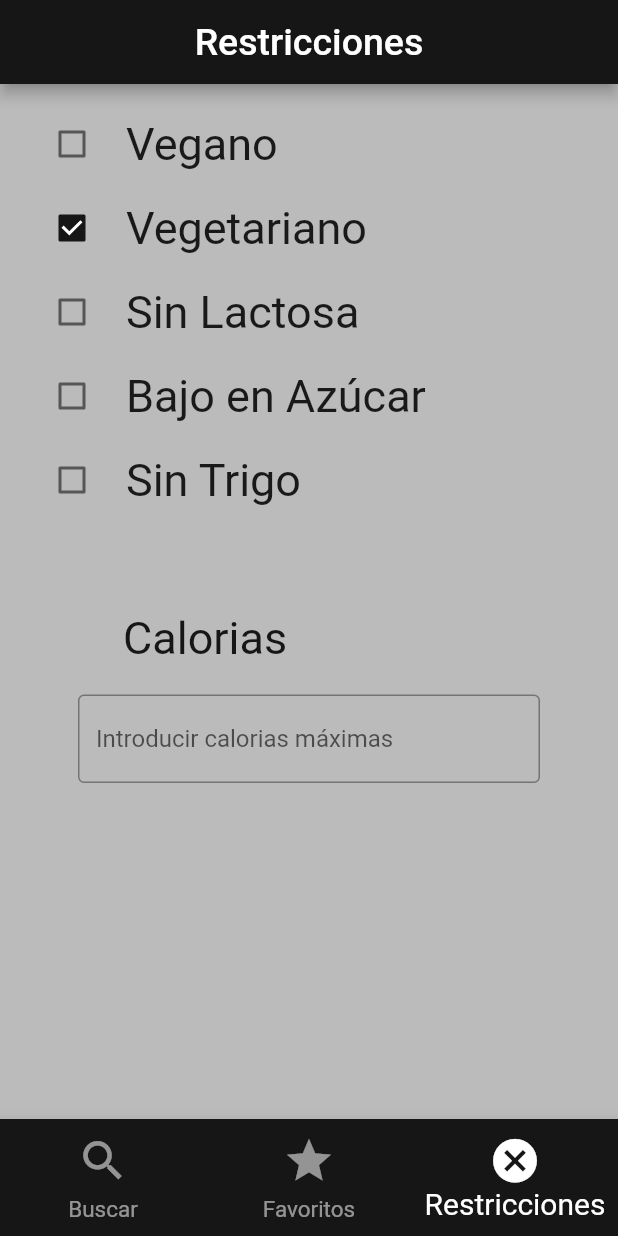
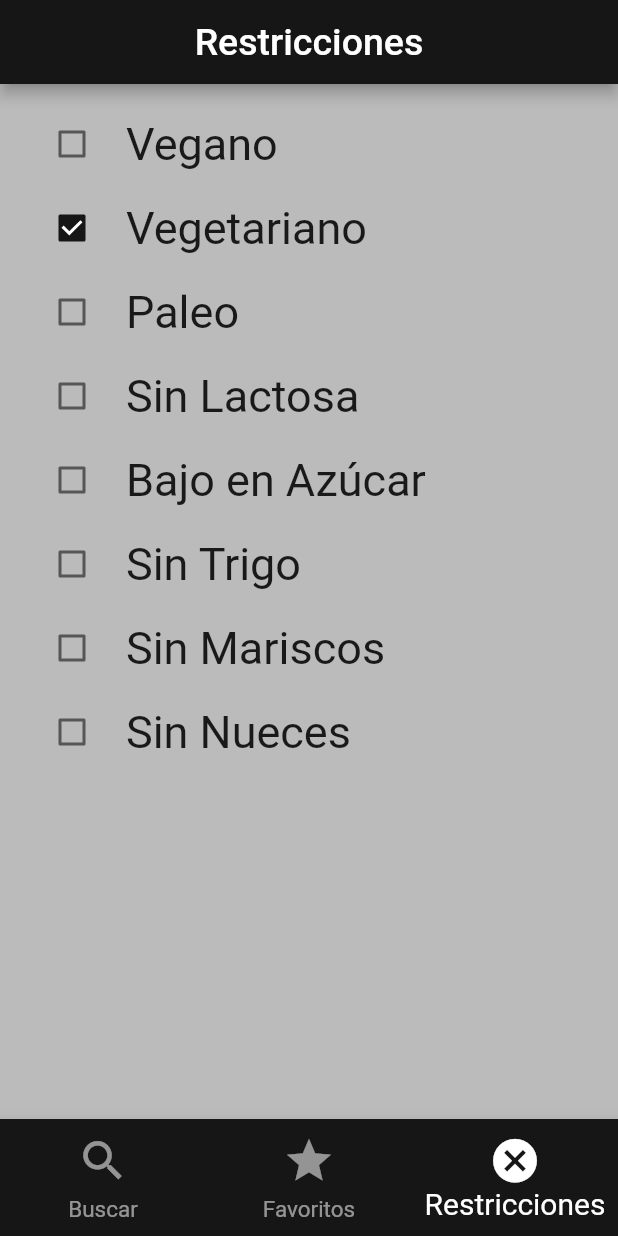
Before and after one commit to Alejandro-Lopez-V/Proyecto_Final_Recetas, a Flutter app: the screen it shows after launch, item 3 of the bottom bar chosen, after a tap on "Vegetariano", on a phone screen of 412 x 824 dp. Run offline on Flutter 3.47's test engine with Material 2 defaults, Android fonts, the phone set to English and light mode, and no system bars; network calls fail.

Commit message:
Pantalla de restricciones finalizado
Se han agregado mas restricciones

```diff
--- a/Proyecto_Final_Recetas/lib/main.dart
+++ b/Proyecto_Final_Recetas/lib/main.dart
@@ -20,7 +20,6 @@ class AppState extends StatelessWidget {
     );
   }
 }
-
 
 class EdamamApp extends StatelessWidget {
   const EdamamApp({Key? key}) : super(key: key);
--- a/Proyecto_Final_Recetas/lib/pages/buscar.dart
+++ b/Proyecto_Final_Recetas/lib/pages/buscar.dart
@@ -5,7 +5,7 @@ import '../models/mostrar_receta.dart';
 import '../widgets/busqueda.dart';
 
 class Buscar extends StatefulWidget {
-  Buscar({Key? key}) : super(key: key);
+  const Buscar({Key? key}) : super(key: key);
 
   @override
   _BuscarState createState() => _BuscarState();
@@ -21,7 +21,7 @@ class _BuscarState extends State<Buscar> {
 
     return Scaffold(
       appBar: AppBar(
-        title: Text('Recetas', style: TextStyle(fontSize: 25),),
+        title: const Text('Recetas', style: TextStyle(fontSize: 25),),
         centerTitle: true,
         backgroundColor: Theme.of(context).primaryColor,
       ),
@@ -33,7 +33,7 @@ class _BuscarState extends State<Buscar> {
                 Text('No hay recetas con ese nombre y restricciones :(', textAlign: TextAlign.center,
                   style: TextStyle(fontSize: 30, fontWeight: FontWeight.bold, color: Theme.of(context).primaryColor), )
                     :
-                Center(child: CircularProgressIndicator(),),
+                const Center(child: CircularProgressIndicator(),),
               ],
             )
           :
--- a/Proyecto_Final_Recetas/lib/pages/favoritos.dart
+++ b/Proyecto_Final_Recetas/lib/pages/favoritos.dart
@@ -19,14 +19,14 @@ class _FavoritosState extends State<Favoritos> {
 
     return Scaffold(
       appBar: AppBar(
-        title: Text('Favoritos', style: TextStyle(fontSize: 25),),
+        title: const Text('Favoritos', style: TextStyle(fontSize: 25),),
         centerTitle: true,
         backgroundColor: Theme.of(context).primaryColor,
       ),
 
       body: edamamServices.recetasFavoritas.isEmpty ?
 
-            NoHayFavoritos()
+            const NoHayFavoritos()
 
           :
 
--- a/Proyecto_Final_Recetas/lib/pages/miApp.dart
+++ b/Proyecto_Final_Recetas/lib/pages/miApp.dart
@@ -1,12 +1,10 @@
-import 'package:about_me/services/edamam_services.dart';
 import 'package:flutter/material.dart';
-import 'package:provider/provider.dart';
 import 'buscar.dart';
 import 'favoritos.dart';
 import 'restricciones.dart';
 
 class MiApp extends StatefulWidget {
-  MiApp({
+  const MiApp({
     Key? key,
   }) : super(key: key);
 
@@ -19,9 +17,9 @@ class _MiAppState extends State<MiApp> {
   int indiceActual = 0;
 
   final pantallas = [
-    Buscar(),
-    Favoritos(),
-    Restricciones(),
+    const Buscar(),
+    const Favoritos(),
+    const Restricciones(),
   ];
 
   @override
@@ -42,7 +40,7 @@ class _MiAppState extends State<MiApp> {
           onTap: (indice) => setState(() {
             (indiceActual = indice);
           }),
-          items: [
+          items: const [
             BottomNavigationBarItem(
               icon: Icon(Icons.search),
               label: 'Buscar',
--- a/Proyecto_Final_Recetas/lib/pages/restricciones.dart
+++ b/Proyecto_Final_Recetas/lib/pages/restricciones.dart
@@ -20,27 +20,27 @@ class _RestriccionesState extends State<Restricciones> {
 
     return Scaffold(
       appBar: AppBar(
-        title: Text('Restricciones', style: TextStyle(fontSize: 25),),
+        title: const Text('Restricciones', style: TextStyle(fontSize: 25),),
         centerTitle: true,
         backgroundColor: Theme.of(context).primaryColor,
       ),
 
       body: ListView(
-        padding: EdgeInsets.all(12),
+        padding: const EdgeInsets.all(12),
         children: [
 
           CheckboxListTile(
             controlAffinity: ListTileControlAffinity.leading,
             activeColor: Theme.of(context).primaryColor,
             value: edamamServices.esVegano,
-            title: Text('Vegano', style: TextStyle(fontSize: 30),),
+            title: const Text('Vegano', style: TextStyle(fontSize: 30),),
             onChanged: (value) {
               setState(() {
                 edamamServices.esVegano = value!;
                 if(edamamServices.esVegano){
                   edamamServices.todasLasRestricciones.add('vegan');
                 } else {
-                  edamamServices.todasLasRestricciones..remove('vegan');
+                  edamamServices.todasLasRestricciones.remove('vegan');
                 }
                 edamamServices.actualizarRestricciones();
 
@@ -53,14 +53,32 @@ class _RestriccionesState extends State<Restricciones> {
             controlAffinity: ListTileControlAffinity.leading,
             activeColor: Theme.of(context).primaryColor,
             value: edamamServices.esVegetariano,
-            title: Text('Vegetariano', style: TextStyle(fontSize: 30),),
+            title: const Text('Vegetariano', style: TextStyle(fontSize: 30),),
             onChanged: (value) {
               setState(() {
                 edamamServices.esVegetariano = value!;
                 if(edamamServices.esVegetariano){
                   edamamServices.todasLasRestricciones.add('vegetarian');
                 } else {
-                  edamamServices.todasLasRestricciones..remove('vegetarian');
+                  edamamServices.todasLasRestricciones.remove('vegetarian');
+                }
+                edamamServices.actualizarRestricciones();
+              });
+            },
+          ),
+
+          CheckboxListTile(
+            controlAffinity: ListTileControlAffinity.leading,
+            activeColor: Theme.of(context).primaryColor,
+            value: edamamServices.esPaleo,
+            title: const Text('Paleo', style: TextStyle(fontSize: 30),),
+            onChanged: (value) {
+              setState(() {
+                edamamServices.esPaleo = value!;
+                if(edamamServices.esPaleo){
+                  edamamServices.todasLasRestricciones.add('paleo');
+                } else {
+                  edamamServices.todasLasRestricciones.remove('paleo');
                 }
                 edamamServices.actualizarRestricciones();
               });
@@ -72,14 +90,14 @@ class _RestriccionesState extends State<Restricciones> {
             controlAffinity: ListTileControlAffinity.leading,
             activeColor: Theme.of(context).primaryColor,
             value: edamamServices.esSinLactosa,
-            title: Text('Sin Lactosa', style: TextStyle(fontSize: 30),),
+            title: const Text('Sin Lactosa', style: TextStyle(fontSize: 30),),
             onChanged: (value) {
               setState(() {
                 edamamServices.esSinLactosa = value!;
                 if(edamamServices.esSinLactosa){
                   edamamServices.todasLasRestricciones.add('dairy-free');
                 } else {
-                  edamamServices.todasLasRestricciones..remove('dairy-free');
+                  edamamServices.todasLasRestricciones.remove('dairy-free');
                 }
                 edamamServices.actualizarRestricciones();
               });
@@ -90,14 +108,14 @@ class _RestriccionesState extends State<Restricciones> {
             controlAffinity: ListTileControlAffinity.leading,
             activeColor: Theme.of(context).primaryColor,
             value: edamamServices.esBajoEnAzucar,
-            title: Text('Bajo en Azúcar', style: TextStyle(fontSize: 30),),
+            title: const Text('Bajo en Azúcar', style: TextStyle(fontSize: 30),),
             onChanged: (value) {
               setState(() {
                 edamamServices.esBajoEnAzucar = value!;
                 if(edamamServices.esBajoEnAzucar){
                   edamamServices.todasLasRestricciones.add('low-sugar');
                 } else {
-                  edamamServices.todasLasRestricciones..remove('low-sugar');
+                  edamamServices.todasLasRestricciones.remove('low-sugar');
                 }
                 edamamServices.actualizarRestricciones();
               });
@@ -108,51 +126,55 @@ class _RestriccionesState extends State<Restricciones> {
             controlAffinity: ListTileControlAffinity.leading,
             activeColor: Theme.of(context).primaryColor,
             value: edamamServices.esSinTrigo,
-            title: Text('Sin Trigo', style: TextStyle(fontSize: 30),),
+            title: const Text('Sin Trigo', style: TextStyle(fontSize: 30),),
             onChanged: (value) {
               setState(() {
                 edamamServices.esSinTrigo = value!;
                 if(edamamServices.esSinTrigo){
                   edamamServices.todasLasRestricciones.add('wheat-free');
                 } else {
-                  edamamServices.todasLasRestricciones..remove('wheat-free');
+                  edamamServices.todasLasRestricciones.remove('wheat-free');
                 }
                 edamamServices.actualizarRestricciones();
               });
             },
           ),
 
-
-          Container(
-            padding: EdgeInsets.fromLTRB(70, 60, 30, 10),
-            child: Text('Calorias',style: TextStyle(
-                fontSize: 30, color: Theme.of(context).primaryColor),),
+          CheckboxListTile(
+            controlAffinity: ListTileControlAffinity.leading,
+            activeColor: Theme.of(context).primaryColor,
+            value: edamamServices.sinMaricos,
+            title: const Text('Sin Mariscos', style: TextStyle(fontSize: 30),),
+            onChanged: (value) {
+              setState(() {
+                edamamServices.sinMaricos = value!;
+                if(edamamServices.sinMaricos){
+                  edamamServices.todasLasRestricciones.add('shellfish-free');
+                } else {
+                  edamamServices.todasLasRestricciones.remove('shellfish-free');
+                }
+                edamamServices.actualizarRestricciones();
+              });
+            },
           ),
 
-          Container(
-            padding: EdgeInsets.fromLTRB(40, 10, 40, 10),
-            child: TextField(
-              keyboardType: TextInputType.number,
-              controller: _textoController,
-              onChanged: (e){
-                print(e);
-              },
-              decoration: InputDecoration(
-                hintText: 'Introducir calorias máximas',
-                border: OutlineInputBorder(),
-              ),
-            ),
+          CheckboxListTile(
+            controlAffinity: ListTileControlAffinity.leading,
+            activeColor: Theme.of(context).primaryColor,
+            value: edamamServices.sinNueces,
+            title: const Text('Sin Nueces', style: TextStyle(fontSize: 30),),
+            onChanged: (value) {
+              setState(() {
+                edamamServices.sinNueces = value!;
+                if(edamamServices.sinNueces){
+                  edamamServices.todasLasRestricciones.add('tree-nut-free');
+                } else {
+                  edamamServices.todasLasRestricciones.remove('tree-nut-free');
+                }
+                edamamServices.actualizarRestricciones();
+              });
+            },
           ),
-
-
-
-
-
-
-
-
-
-
 
         ],
       ),
--- a/Proyecto_Final_Recetas/lib/services/edamam_services.dart
+++ b/Proyecto_Final_Recetas/lib/services/edamam_services.dart
@@ -5,7 +5,6 @@ import 'package:flutter/cupertino.dart';
 import 'package:flutter/material.dart';
 import 'package:http/http.dart' as http;
 import '../models/edamam_model.dart';
-
 
 class EdamamService extends ChangeNotifier{
 
@@ -15,17 +14,23 @@ class EdamamService extends ChangeNotifier{
   List<Receta> recetas = [];
   List<Receta> recetasFavoritas = [];
   bool estaCargando = false;
-  String _restricciones = 'soy-free';
   bool noHayRecetas = false;
+
 
   bool esVegano = false;
   bool esVegetariano = false;
+  bool esPaleo = false;
   bool esSinLactosa = false;
   bool esBajoEnAzucar = false;
+  bool sinNueces = false;
+  String _restricciones = 'soy-free';
   bool esSinTrigo = false;
+  bool sinMaricos = false;
   List todasLasRestricciones = [];
 
+
   EdamamService(){
+    todasLasRestricciones.add(_restricciones);
     getService('salad');
   }
 
@@ -35,14 +40,6 @@ class EdamamService extends ChangeNotifier{
 
     final url = Uri.https(_urlBase, '/api/recipes/v2/', {
       'q':termino,
-      'app_id': _appId,
-      'app_key': _appKey,
-      'type' : 'public',
-      'health': _restricciones,
-    });
-
-    final url2 = Uri.https(_urlBase, '/api/recipes/v2/', {
-      'q':'healthy',
       'app_id': _appId,
       'app_key': _appKey,
       'type' : 'public',
@@ -70,6 +67,7 @@ class EdamamService extends ChangeNotifier{
           );
           recetas.add(receta);
         });
+        noHayRecetas = false;
         estaCargando = false;
         notifyListeners();
 
@@ -101,7 +99,7 @@ class EdamamService extends ChangeNotifier{
 
   actualizarRestricciones(){
     _restricciones = todasLasRestricciones.join("&");
-    print(_restricciones);
   }
 
+
 }
--- a/Proyecto_Final_Recetas/lib/widgets/busqueda.dart
+++ b/Proyecto_Final_Recetas/lib/widgets/busqueda.dart
@@ -3,7 +3,7 @@ import 'package:about_me/services/edamam_services.dart';
 import 'package:provider/provider.dart';
 
 class BarraBuscar extends StatefulWidget {
-  BarraBuscar({Key? key}) : super(key: key);
+  const BarraBuscar({Key? key}) : super(key: key);
 
   @override
   State<BarraBuscar> createState() => _BarraBuscarState();
--- a/Proyecto_Final_Recetas/lib/widgets/error_no_favoritos.dart
+++ b/Proyecto_Final_Recetas/lib/widgets/error_no_favoritos.dart
@@ -6,7 +6,7 @@ class NoHayFavoritos extends StatelessWidget {
   @override
   Widget build(BuildContext context) {
     return Padding(
-      padding: EdgeInsets.all(10),
+      padding: const EdgeInsets.all(10),
       child: Column(
         mainAxisAlignment: MainAxisAlignment.center,
         crossAxisAlignment: CrossAxisAlignment.center,
@@ -23,7 +23,7 @@ class NoHayFavoritos extends StatelessWidget {
                 child: Column(
                   crossAxisAlignment: CrossAxisAlignment.center,
                   mainAxisAlignment: MainAxisAlignment.center,
-                  children: [
+                  children: const [
                     Icon(Icons.error, size: 60, color: Colors.white,),
                     Text('Parece que no tiene recetas favoritas',
                       style: TextStyle(fontSize: 30), textAlign: TextAlign.center,),
```
Also changed, not shown: Proyecto_Final_Recetas/lib/models/mostrar_receta.dart (+22 -33 lines), Proyecto_Final_Recetas/lib/widgets/boton_favorito.dart (+7 -7 lines).
